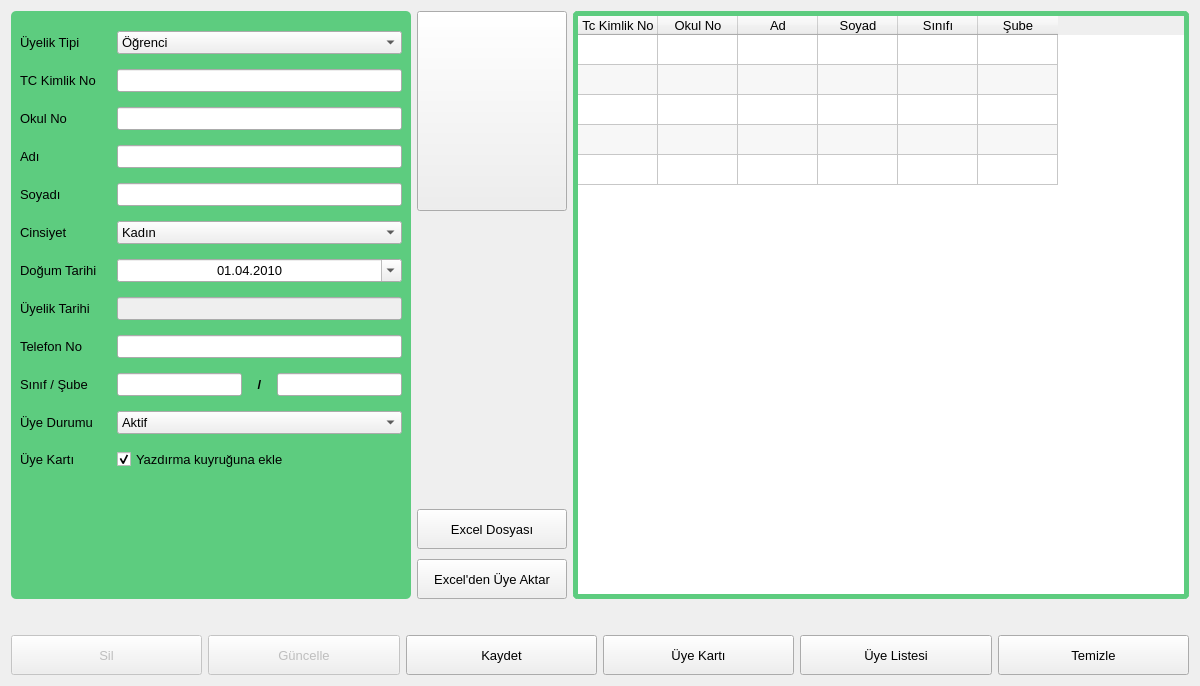
Qt form ui/uyeKayit.ui (mseroglu/kutuphaneOtomasyon) before a commit.
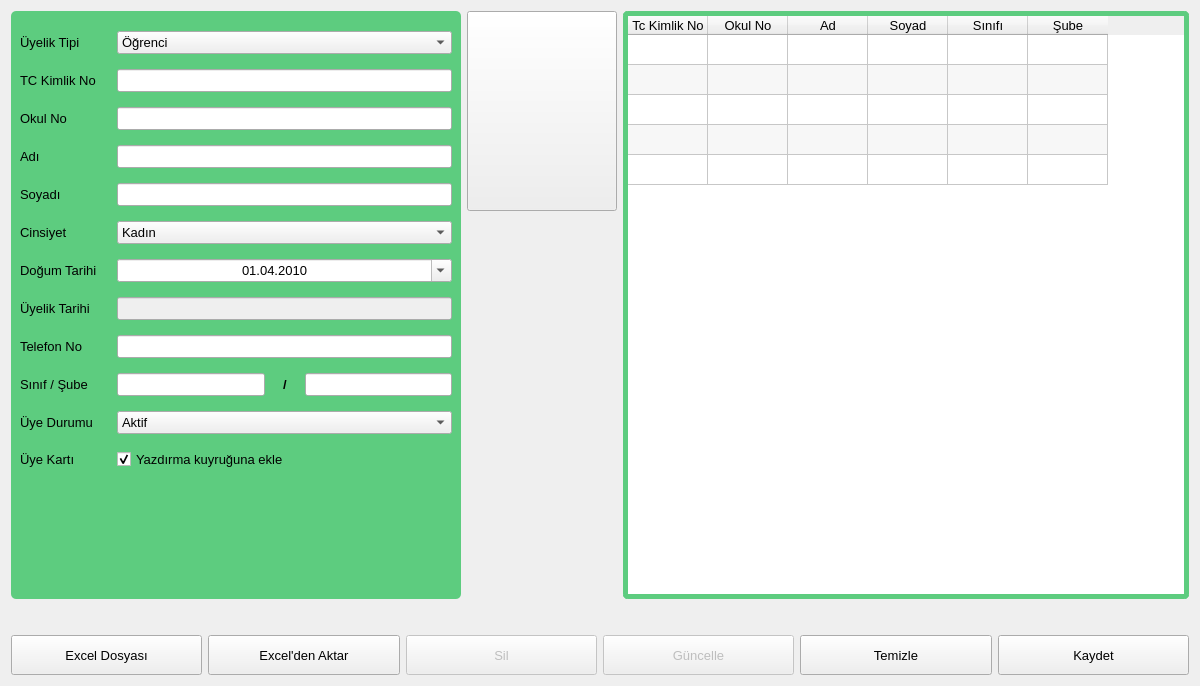
The same form after that commit. Icons and pictures are not drawn.

Diff of the .ui file:
```diff
--- a/ui/uyeKayit.ui
+++ b/ui/uyeKayit.ui
@@ -33,9 +33,15 @@
     <layout class="QHBoxLayout" name="horizontalLayout_3">
      <item>
       <widget class="QFrame" name="frame">
-       <property name="maximumSize">
+       <property name="minimumSize">
         <size>
          <width>400</width>
+         <height>0</height>
+        </size>
+       </property>
+       <property name="maximumSize">
+        <size>
+         <width>450</width>
          <height>16777215</height>
         </size>
        </property>
@@ -670,42 +676,6 @@
          </property>
         </spacer>
        </item>
-       <item>
-        <widget class="QPushButton" name="btn_openSampleExcel">
-         <property name="minimumSize">
-          <size>
-           <width>0</width>
-           <height>40</height>
-          </size>
-         </property>
-         <property name="font">
-          <font>
-           <pointsize>10</pointsize>
-          </font>
-         </property>
-         <property name="text">
-          <string>Excel Dosyası</string>
-         </property>
-        </widget>
-       </item>
-       <item>
-        <widget class="QPushButton" name="btn_getFromExcel">
-         <property name="minimumSize">
-          <size>
-           <width>0</width>
-           <height>40</height>
-          </size>
-         </property>
-         <property name="font">
-          <font>
-           <pointsize>10</pointsize>
-          </font>
-         </property>
-         <property name="text">
-          <string>Excel'den Üye Aktar</string>
-         </property>
-        </widget>
-       </item>
       </layout>
      </item>
      <item>
@@ -818,6 +788,42 @@
      <property name="topMargin">
       <number>30</number>
      </property>
+     <item>
+      <widget class="QPushButton" name="btn_openSampleExcel">
+       <property name="minimumSize">
+        <size>
+         <width>0</width>
+         <height>40</height>
+        </size>
+       </property>
+       <property name="font">
+        <font>
+         <pointsize>10</pointsize>
+        </font>
+       </property>
+       <property name="text">
+        <string>Excel Dosyası</string>
+       </property>
+      </widget>
+     </item>
+     <item>
+      <widget class="QPushButton" name="btn_getFromExcel">
+       <property name="minimumSize">
+        <size>
+         <width>0</width>
+         <height>40</height>
+        </size>
+       </property>
+       <property name="font">
+        <font>
+         <pointsize>10</pointsize>
+        </font>
+       </property>
+       <property name="text">
+        <string>Excel'den Aktar</string>
+       </property>
+      </widget>
+     </item>
      <item>
       <widget class="QPushButton" name="btn_del">
        <property name="enabled">
@@ -860,60 +866,6 @@
        </property>
       </widget>
      </item>
-     <item>
-      <widget class="QPushButton" name="btn_save">
-       <property name="minimumSize">
-        <size>
-         <width>0</width>
-         <height>40</height>
-        </size>
-       </property>
-       <property name="font">
-        <font>
-         <pointsize>10</pointsize>
-        </font>
-       </property>
-       <property name="text">
-        <string>Kaydet</string>
-       </property>
-      </widget>
-     </item>
-     <item>
-      <widget class="QPushButton" name="btn_memberCard">
-       <property name="minimumSize">
-        <size>
-         <width>0</width>
-         <height>40</height>
-        </size>
-       </property>
-       <property name="font">
-        <font>
-         <pointsize>10</pointsize>
-        </font>
-       </property>
-       <property name="text">
-        <string>Üye Kartı</string>
-       </property>
-      </widget>
-     </item>
-     <item>
-      <widget class="QPushButton" name="btn_memberList">
-       <property name="minimumSize">
-        <size>
-         <width>0</width>
-         <height>40</height>
-        </size>
-       </property>
-       <property name="font">
-        <font>
-         <pointsize>10</pointsize>
-        </font>
-       </property>
-       <property name="text">
-        <string>Üye Listesi</string>
-       </property>
-      </widget>
-     </item>
      <item>
       <widget class="QPushButton" name="btn_clear">
        <property name="minimumSize">
@@ -932,6 +884,24 @@
        </property>
       </widget>
      </item>
+     <item>
+      <widget class="QPushButton" name="btn_save">
+       <property name="minimumSize">
+        <size>
+         <width>0</width>
+         <height>40</height>
+        </size>
+       </property>
+       <property name="font">
+        <font>
+         <pointsize>10</pointsize>
+        </font>
+       </property>
+       <property name="text">
+        <string>Kaydet</string>
+       </property>
+      </widget>
+     </item>
     </layout>
    </item>
   </layout>
```
